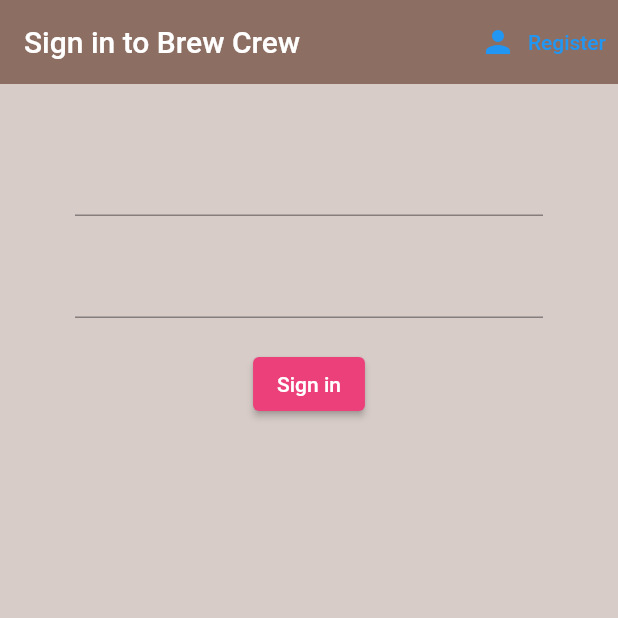
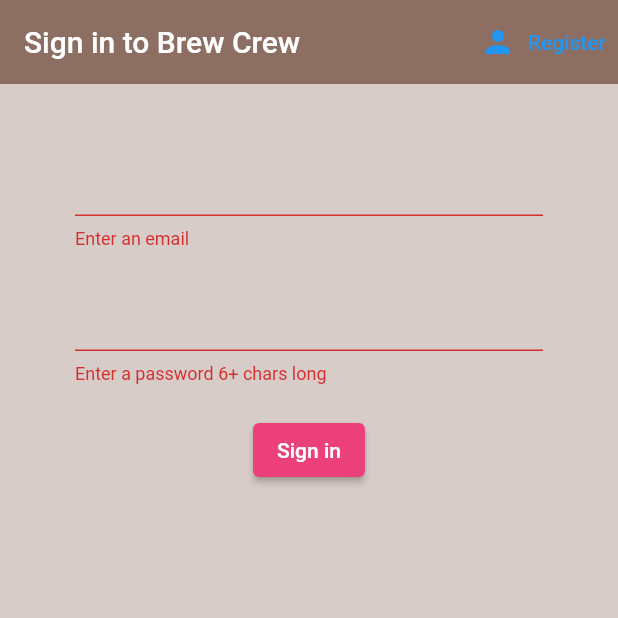
Before and after one commit to ronhedwigzape/brew_crew, a Flutter app: the screen it shows after launch, after a tap on "Sign in", on a phone screen of 412 x 824 dp, the top half of it. Run offline on Flutter 3.47's test engine with Material 2 defaults, Android fonts, the phone set to English and light mode, and no system bars; our stand-ins replace firebase_auth, firebase_core; accounts and stored records are empty.

Commit message:
Refactor sign in and register
- Make register validations same with the sign in

```diff
--- a/lib/screens/authenticate/sign_in.dart
+++ b/lib/screens/authenticate/sign_in.dart
@@ -1,3 +1,4 @@
+import 'package:brew_crew/services/auth.dart';
 import 'package:flutter/foundation.dart';
 import 'package:flutter/material.dart';
 
@@ -12,9 +13,13 @@ class SignIn extends StatefulWidget {
 
 class _SignInState extends State<SignIn> {
 
+  final AuthService _auth = AuthService();
+  final _formKey = GlobalKey<FormState>();
+
   // text field state
   String email = '';
   String password = '';
+  String error = '';
 
   @override
   Widget build(BuildContext context) {
@@ -35,36 +40,50 @@ class _SignInState extends State<SignIn> {
         ],
       ),
       body: Container(
-        padding:
-            const EdgeInsets.symmetric(vertical: 20.0, horizontal: 50.0),
+        padding: const EdgeInsets.symmetric(vertical: 20.0, horizontal: 50.0),
         child: Form(
+          key: _formKey,
           child: Column(children: <Widget>[
             const SizedBox(height: 20.0),
-            TextFormField(onChanged: (val) {
-              setState(() => email = val);
-            }),
+            TextFormField(
+              validator: (val) => val!.isEmpty ? 'Enter an email' : null,
+              onChanged: (val) {
+                setState(() => email = val);
+              }
+            ),
             const SizedBox(height: 20.0),
             TextFormField(
-                obscureText: true,
-                onChanged: (val) {
-                  setState(() => password = val);
-                }),
+              validator: (val) => val!.length < 6 ? 'Enter a password 6+ chars long' : null,
+              obscureText: true,
+              onChanged: (val) {
+                setState(() => password = val);
+              }
+            ),
             const SizedBox(height: 20.0),
             ElevatedButton(
               style: ElevatedButton.styleFrom(
                 backgroundColor: Colors.pink[400],
               ),
               onPressed: () async {
-                if (kDebugMode) {
-                  print('email: $email');
-                  print('password: $password');
+                if (_formKey.currentState!.validate()) {
+                  if (kDebugMode) {
+                    print('valid');
+                  }
                 }
               },
               child: const Text(
                 'Sign in',
                 style: TextStyle(color: Colors.white),
               ),
-            )
+            ),
+            const SizedBox(height: 12.0),
+            Text(
+              error,
+              style: const TextStyle(
+                color: Colors.red,
+                fontSize: 14.0
+              ),
+            ),
           ]),
         )
       )
```
Also changed, not shown: lib/screens/authenticate/register.dart (+4 -3 lines).
